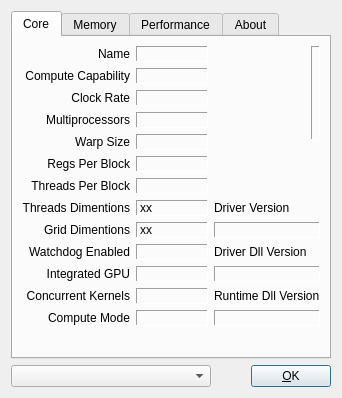
Before: the Qt Designer form ui/czdialog.ui in spainnoobperez/cuda-z, drawn with Qt 5.
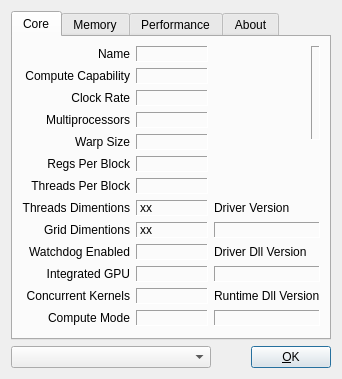
After: the same form once the commit is applied. Icons and pictures are not drawn.

Commit message: Reduce size of dialog.

The edit to the form file:
```diff
--- a/ui/czdialog.ui
+++ b/ui/czdialog.ui
@@ -7,7 +7,7 @@
     <x>0</x>
     <y>0</y>
     <width>342</width>
-    <height>396</height>
+    <height>374</height>
    </rect>
   </property>
   <property name="windowTitle">
@@ -471,7 +471,7 @@
          <property name="sizeHint" stdset="0">
           <size>
            <width>91</width>
-           <height>20</height>
+           <height>1</height>
           </size>
          </property>
         </spacer>
@@ -484,7 +484,7 @@
          <property name="sizeHint" stdset="0">
           <size>
            <width>83</width>
-           <height>20</height>
+           <height>1</height>
           </size>
          </property>
         </spacer>
@@ -497,7 +497,7 @@
          <property name="sizeHint" stdset="0">
           <size>
            <width>105</width>
-           <height>20</height>
+           <height>1</height>
           </size>
          </property>
         </spacer>
```
